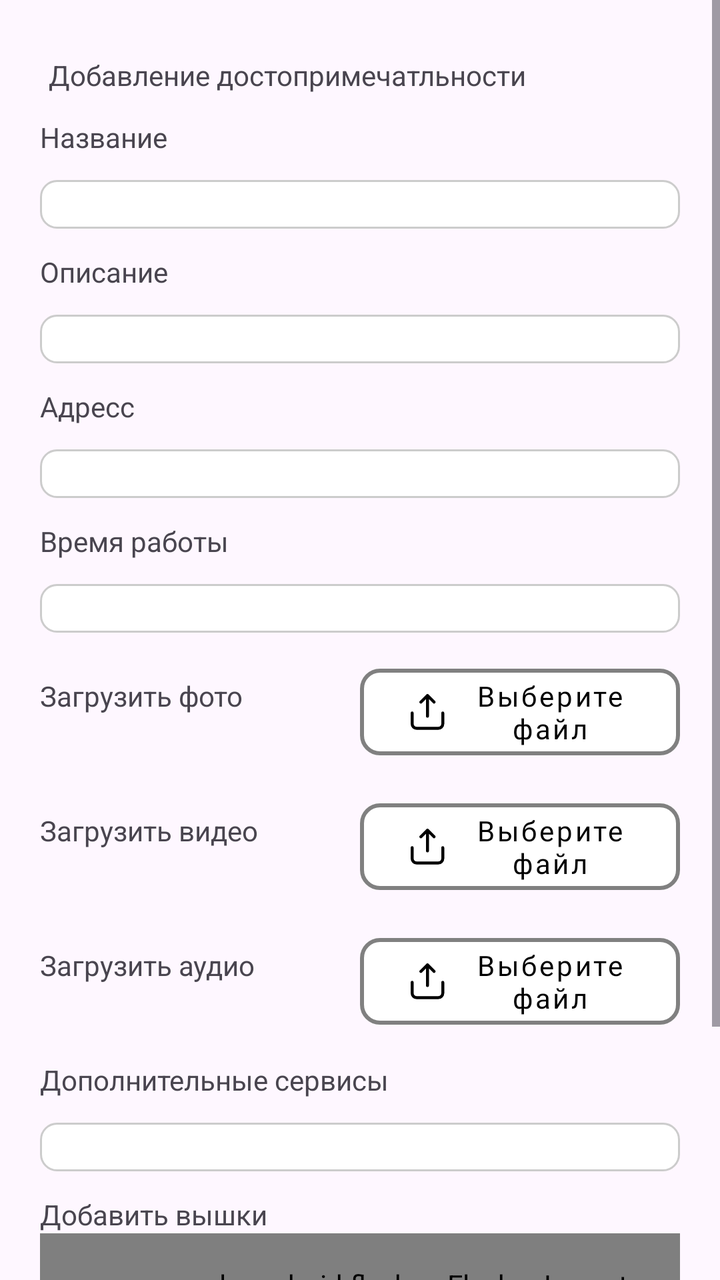
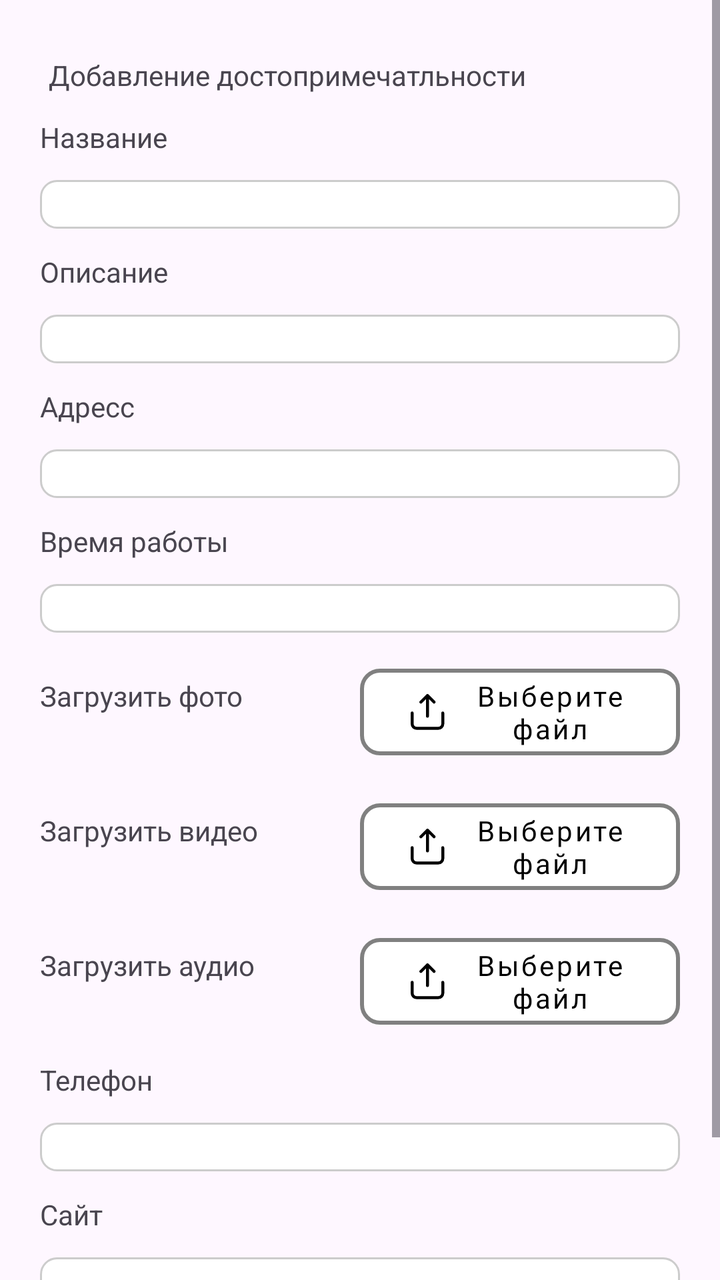

The first picture is an Android layout as it rendered before a commit; the second is the same layout after the commit. The layout source and the unified diff follow.
<!-- AndroidManifest.xml: application theme Theme.VKR -->
<!-- res/layout/fragment_add_attraction.xml -->
<?xml version="1.0" encoding="utf-8"?>
<androidx.constraintlayout.widget.ConstraintLayout xmlns:android="http://schemas.android.com/apk/res/android"
    xmlns:app="http://schemas.android.com/apk/res-auto"
    xmlns:tools="http://schemas.android.com/tools"
    android:layout_width="match_parent"
    android:id="@+id/station_fragment"
    tools:context="com.example.vkr.presentation.fragments.AddAttractionFragment"
    android:layout_height="match_parent">

    <ScrollView
        android:layout_width="match_parent"
        android:layout_height="match_parent"
        android:fillViewport="true"
        app:layout_constraintBottom_toBottomOf="parent"
        app:layout_constraintEnd_toEndOf="parent"
        app:layout_constraintStart_toStartOf="parent"
        app:layout_constraintTop_toTopOf="parent">

        <androidx.constraintlayout.widget.ConstraintLayout
            android:layout_width="match_parent"
            android:paddingHorizontal="20dp"

            android:layout_height="wrap_content">

            <TextView
                android:id="@+id/add_attraction_txt"
                android:layout_width="wrap_content"
                android:layout_height="wrap_content"
                android:layout_marginTop="28dp"
                android:text="Добавление достопримечатльности"
                app:layout_constraintEnd_toEndOf="parent"
                app:layout_constraintHorizontal_bias="0.055"
                app:layout_constraintStart_toStartOf="parent"

                app:layout_constraintTop_toTopOf="parent" />





            <TextView
                android:id="@+id/add_attraction_name_txt"
                android:layout_width="0dp"
                android:layout_height="wrap_content"
                android:layout_marginTop="12dp"
                android:text="Название"
                app:layout_constraintEnd_toEndOf="parent"
                app:layout_constraintStart_toStartOf="parent"
                app:layout_constraintTop_toBottomOf="@+id/add_attraction_txt" />
            <EditText
                android:id="@+id/add_attraction_name_edit"
                android:layout_width="0dp"
                android:layout_height="wrap_content"
                android:layout_marginTop="12dp"
                android:background="@drawable/edit_text_rounded"

                app:layout_constraintEnd_toEndOf="parent"
                app:layout_constraintStart_toStartOf="parent"
                app:layout_constraintTop_toBottomOf="@+id/add_attraction_name_txt" />

            <TextView
                android:id="@+id/add_attraction_description_txt"
                android:layout_width="0dp"
                android:layout_marginTop="12dp"

                android:layout_height="wrap_content"
                android:text="Описание"
                app:layout_constraintEnd_toEndOf="parent"
                app:layout_constraintStart_toStartOf="parent"
                app:layout_constraintTop_toBottomOf="@+id/add_attraction_name_edit" />
            <EditText
                android:id="@+id/add_attraction_description_edit"

                android:layout_width="0dp"
                android:layout_height="wrap_content"
                android:layout_marginTop="12dp"
                android:background="@drawable/edit_text_rounded"
                android:inputType="textMultiLine"
                android:gravity="top|start"
                app:layout_constraintEnd_toEndOf="parent"
                app:layout_constraintStart_toStartOf="parent"
                app:layout_constraintTop_toBottomOf="@+id/add_attraction_description_txt" />
            <TextView
                android:id="@+id/add_attraction_address_txt"
                android:layout_width="0dp"
                android:layout_marginTop="12dp"

                android:layout_height="wrap_content"
                android:text="Адресс"
                app:layout_constraintEnd_toEndOf="parent"
                app:layout_constraintStart_toStartOf="parent"
                app:layout_constraintTop_toBottomOf="@+id/add_attraction_description_edit" />
            <EditText
                android:id="@+id/add_attraction_address_edit"

                android:layout_width="0dp"
                android:layout_height="wrap_content"
                android:layout_marginTop="12dp"
                android:background="@drawable/edit_text_rounded"
                android:inputType="text"
                app:layout_constraintEnd_toEndOf="parent"
                app:layout_constraintStart_toStartOf="parent"
                app:layout_constraintTop_toBottomOf="@+id/add_attraction_address_txt" />
            <TextView
                android:id="@+id/add_attraction_working_hours_txt"
                android:layout_width="0dp"
                android:layout_marginTop="12dp"

                android:layout_height="wrap_content"
                android:text="Время работы"
                app:layout_constraintEnd_toEndOf="parent"
                app:layout_constraintStart_toStartOf="parent"
                app:layout_constraintTop_toBottomOf="@+id/add_attraction_address_edit" />
            <EditText
                android:id="@+id/add_attraction_working_hours_edit"

                android:layout_width="0dp"
                android:layout_height="wrap_content"
                android:layout_marginTop="12dp"
                android:background="@drawable/edit_text_rounded"
                android:inputType="text"
                app:layout_constraintEnd_toEndOf="parent"
                app:layout_constraintStart_toStartOf="parent"
                app:layout_constraintTop_toBottomOf="@+id/add_attraction_working_hours_txt" />
            <LinearLayout
                android:id="@+id/add_attraction_photo_layout"
                android:layout_width="match_parent"
                android:layout_height="wrap_content"
                android:orientation="horizontal"
                android:layout_marginTop="12dp"
                app:layout_constraintEnd_toEndOf="parent"
                app:layout_constraintStart_toStartOf="parent"
                app:layout_constraintTop_toBottomOf="@+id/add_attraction_working_hours_edit" >
                <TextView
                    android:id="@+id/upload_photo_txt"
                    android:layout_width="0dp"
                    android:layout_height="wrap_content"
                    android:layout_weight="1"

                    android:text="Загрузить фото"
                    />
                <com.google.android.material.button.MaterialButton

                    android:id="@+id/add_attraction_upload_photo_btn"
                    android:layout_width="0dp"
                    android:layout_height="wrap_content"
                    android:layout_weight="1"
                    android:text="Выберите файл"
                    style="@style/GreyButtonStyle"
                    android:textAllCaps="false"
                    app:icon="@drawable/vector__1_"
                    app:iconPadding="12dp"
                    app:iconTint="@color/colorBlack"
                    app:iconGravity="textStart"
                    android:drawablePadding="8dp"
                    />
            </LinearLayout>
            <LinearLayout
                android:id="@+id/add_attraction_video_layout"
                android:layout_width="match_parent"
                android:layout_height="wrap_content"
                android:orientation="horizontal"
                android:layout_marginTop="12dp"
                app:layout_constraintEnd_toEndOf="parent"
                app:layout_constraintStart_toStartOf="parent"
                app:layout_constraintTop_toBottomOf="@+id/add_attraction_photo_layout" >
                <TextView
                    android:id="@+id/upload_video_txt"
                    android:layout_width="0dp"
                    android:layout_height="wrap_content"
                    android:layout_weight="1"

                    android:text="Загрузить видео"
                    />
                <com.google.android.material.button.MaterialButton

                    android:id="@+id/add_attraction_upload_video_btn"
                    android:layout_width="0dp"
                    android:layout_height="wrap_content"
                    android:layout_weight="1"
                    android:text="Выберите файл"
                    style="@style/GreyButtonStyle"
                    android:textAllCaps="false"
                    app:icon="@drawable/vector__1_"
                    app:iconPadding="12dp"
                    app:iconTint="@color/colorBlack"
                    app:iconGravity="textStart"
                    android:drawablePadding="8dp"
                    />
            </LinearLayout>
            <LinearLayout
                android:id="@+id/add_attraction_audio_layout"
                android:layout_width="match_parent"
                android:layout_height="wrap_content"
                android:orientation="horizontal"
                android:layout_marginTop="12dp"
                app:layout_constraintEnd_toEndOf="parent"
                app:layout_constraintStart_toStartOf="parent"
                app:layout_constraintTop_toBottomOf="@+id/add_attraction_video_layout" >
                <TextView
                    android:id="@+id/upload_audio_txt"
                    android:layout_width="0dp"
                    android:layout_height="wrap_content"
                    android:layout_weight="1"

                    android:text="Загрузить аудио"
                    />
                <com.google.android.material.button.MaterialButton

                    android:id="@+id/add_attraction_upload_audio_btn"
                    android:layout_width="0dp"
                    android:layout_height="wrap_content"
                    android:layout_weight="1"
                    android:text="Выберите файл"
                    style="@style/GreyButtonStyle"
                    android:textAllCaps="false"
                    app:icon="@drawable/vector__1_"
                    app:iconPadding="12dp"
                    app:iconTint="@color/colorBlack"
                    app:iconGravity="textStart"
                    android:drawablePadding="8dp"
                    />
            </LinearLayout>
            <TextView
                android:id="@+id/add_attraction_extra_services_txt"
                android:layout_width="0dp"
                android:layout_height="wrap_content"
                android:layout_marginTop="12dp"
                android:text="Дополнительные сервисы"
                app:layout_constraintEnd_toEndOf="parent"
                app:layout_constraintStart_toStartOf="parent"
                app:layout_constraintTop_toBottomOf="@+id/add_attraction_audio_layout" />
            <EditText
                android:id="@+id/add_attraction_extra_services_edit"
                android:layout_width="0dp"
                android:layout_height="wrap_content"
                android:layout_marginTop="12dp"
                android:background="@drawable/edit_text_rounded"

                app:layout_constraintEnd_toEndOf="parent"
                app:layout_constraintStart_toStartOf="parent"
                app:layout_constraintTop_toBottomOf="@+id/add_attraction_extra_services_txt" />

            <TextView
                android:id="@+id/add_cell_towers_txt"
                android:layout_width="0dp"
                android:layout_height="wrap_content"
                android:layout_marginTop="12dp"
                android:text="Добавить вышки"
                app:layout_constraintEnd_toEndOf="parent"
                app:layout_constraintStart_toStartOf="parent"
                app:layout_constraintTop_toBottomOf="@+id/add_attraction_extra_services_edit" />
            <com.google.android.flexbox.FlexboxLayout
                android:id="@+id/flex_box"
                android:layout_width="match_parent"
                android:layout_height="wrap_content"
                android:padding="16dp"
                app:flexWrap="wrap"
                app:justifyContent="flex_start"
                app:alignItems="flex_start"
                app:layout_constraintEnd_toEndOf="parent"
                app:layout_constraintStart_toStartOf="parent"
                app:layout_constraintTop_toBottomOf="@+id/add_cell_towers_txt" >
                
                <LinearLayout
                    android:layout_width="0dp"
                    android:layout_height="wrap_content"
                    android:orientation="vertical"
                    android:padding="8dp"
                    app:layout_flexBasisPercent="30%">

                    <TextView
                        android:layout_width="match_parent"
                        android:layout_height="wrap_content"
                        android:text="LAC"
                        android:textSize="14sp" />

                    <EditText
                        android:layout_width="match_parent"
                        android:layout_height="wrap_content"
                        android:hint=""
                        android:background="@drawable/edit_text_rounded"

                        android:inputType="text" />
                </LinearLayout>

                
                <LinearLayout
                    android:layout_width="0dp"
                    android:layout_height="wrap_content"
                    android:orientation="vertical"
                    android:padding="8dp"
                    app:layout_flexBasisPercent="30%">

                    <TextView
                        android:layout_width="match_parent"
                        android:layout_height="wrap_content"
                        android:text="CID"
                        android:textSize="14sp" />

                    <EditText
                        android:layout_width="match_parent"
                        android:layout_height="wrap_content"
                        android:hint=""
                        android:background="@drawable/edit_text_rounded"

                        android:inputType="text" />
                </LinearLayout>

                
                <LinearLayout
                    android:layout_width="0dp"
                    android:layout_height="wrap_content"
                    android:orientation="vertical"
                    android:padding="8dp"
                    app:layout_flexBasisPercent="30%">

                    <TextView
                        android:layout_width="match_parent"
                        android:layout_height="wrap_content"
                        android:text="MCC"
                        android:textSize="14sp" />

                    <EditText
                        android:layout_width="match_parent"
                        android:layout_height="wrap_content"
                        android:hint=""
                        android:background="@drawable/edit_text_rounded"

                        android:inputType="text" />
                </LinearLayout>

                
                <LinearLayout
                    android:layout_width="0dp"
                    android:layout_height="wrap_content"
                    android:orientation="vertical"
                    android:padding="8dp"
                    app:layout_flexBasisPercent="30%">

                    <TextView
                        android:layout_width="match_parent"
                        android:layout_height="wrap_content"
                        android:text="MNC"
                        android:textSize="14sp" />

                    <EditText
                        android:layout_width="match_parent"
                        android:layout_height="wrap_content"
                        android:hint=""
                        android:background="@drawable/edit_text_rounded"

                        android:inputType="text" />
                </LinearLayout>

                
                <LinearLayout
                    android:layout_width="0dp"
                    android:layout_height="wrap_content"
                    android:orientation="vertical"
                    android:padding="8dp"
                    app:layout_flexBasisPercent="30%">

                    <TextView
                        android:layout_width="match_parent"
                        android:layout_height="wrap_content"
                        android:text="RADIO"
                        android:textSize="14sp" />

                    <EditText
                        android:layout_width="match_parent"
                        android:layout_height="wrap_content"
                        android:hint=""
                        android:background="@drawable/edit_text_rounded"

                        android:inputType="text" />
                </LinearLayout>

            </com.google.android.flexbox.FlexboxLayout>
            <androidx.appcompat.widget.AppCompatButton
                android:id="@+id/add_attraction_add_cell_btn"
                android:layout_width="270dp"
                android:layout_height="32dp"
                android:layout_marginTop="23dp"
                style="@style/RedButtonStyle"
                android:minHeight="0dp"
                android:text="Добавить"
                android:textAllCaps="false"

                app:layout_constraintEnd_toEndOf="parent"
                app:layout_constraintStart_toStartOf="parent"
                app:layout_constraintTop_toBottomOf="@id/flex_box" />

            <androidx.appcompat.widget.AppCompatButton
                android:id="@+id/add_attraction_btn"
                android:layout_width="270dp"
                android:layout_height="32dp"
                android:layout_marginTop="23dp"
                style="@style/RedButtonStyle"
                android:minHeight="0dp"
                android:text="Сохранить"
                android:textAllCaps="false"
                android:layout_marginBottom="20dp"
                app:layout_constraintEnd_toEndOf="parent"
                app:layout_constraintStart_toStartOf="parent"
                app:layout_constraintBottom_toBottomOf="parent"
                app:layout_constraintTop_toBottomOf="@id/add_attraction_add_cell_btn" />

        </androidx.constraintlayout.widget.ConstraintLayout>
    </ScrollView>
</androidx.constraintlayout.widget.ConstraintLayout>
<!-- resources referenced by this layout -->
<resources>
  <color name="colorBlack">#000000</color>
  <!-- drawable edit_text_rounded (drawable) -->
  <shape xmlns:android="http://schemas.android.com/apk/res/android"
      android:shape="rectangle">
      <solid android:color="#FFFFFF" />
      <corners android:radius="8dp" />
      <stroke android:width="1dp" android:color="#CCCCCC" />
  </shape>
  <!-- drawable vector__1_ (drawable) -->
  <vector xmlns:android="http://schemas.android.com/apk/res/android"
      android:width="13dp"
      android:height="13dp"
      android:strokeColor="#FFFFFF"
      android:viewportWidth="13"
      android:viewportHeight="13">
    <path
        android:pathData="M6.065,1.33V8.038M8.433,2.909L6.065,0.541L3.698,2.909M0.541,6.855V10.801C0.541,11.219 0.707,11.621 1.003,11.917C1.299,12.213 1.701,12.379 2.119,12.379H10.011C10.43,12.379 10.831,12.213 11.127,11.917C11.423,11.621 11.59,11.219 11.59,10.801V6.855"
        android:strokeLineJoin="round"
        android:strokeWidth="1.08232"
        android:fillColor="#00000000"
        android:strokeColor="#000000"
        android:strokeLineCap="round"/>
  </vector>
  <style name="GreyButtonStyle" parent="Widget.MaterialComponents.Button.OutlinedButton">
          <item name="android:fontFamily">@font/inter_regular</item>
          <item name="android:textColor">#000000</item>
          <item name="android:textSize">14sp</item>
          <item name="strokeColor">#808080</item>
          <item name="strokeWidth">2dp</item>
          <item name="cornerRadius">10dp</item>
          <item name="backgroundTint">#FFFFFF</item>
      </style>
  <style name="RedButtonStyle" parent="Widget.AppCompat.Button">
          <item name="android:background">@drawable/red_button</item>
          <item name="android:fontFamily">@font/roboto_regular</item>
          <item name="android:textColor">#FFFFFF</item>
          <item name="android:textSize">14sp</item>
  
      </style>
  <style name="Theme.VKR" parent="Base.Theme.VKR" />
  <!-- drawable red_button (drawable) -->
  <?xml version="1.0" encoding="utf-8"?>
  <selector xmlns:android="http://schemas.android.com/apk/res/android">
      <item android:state_pressed="true" >
          <shape
              android:shape="rectangle" >
  
              <corners
                  android:radius="100dp"/>
              <solid
  
                  android:color="#DA2031"/>
          </shape>
      </item>
      <item android:state_focused="true">
          <shape
              android:shape="rectangle" >
  
              <corners
                  android:radius="100dp"/>
              <solid
  
                  android:color="#DA2031"/>
  
          </shape>
      </item>
      <item >
          <shape
              android:shape="rectangle" >
  
              <corners
                  android:radius="100dp"/>
              <solid
  
                  android:color="#DA2031"/>
          </shape>
      </item>
  </selector>
  <style name="Base.Theme.VKR" parent="Theme.Material3.DayNight.NoActionBar">
          
          
      </style>
</resources>

<!-- the commit's change to res/layout/fragment_add_attraction.xml (unified diff, before → after) -->
@@ -222,189 +222,67 @@
                     />
             </LinearLayout>
             <TextView
-                android:id="@+id/add_attraction_extra_services_txt"
-                android:layout_width="0dp"
-                android:layout_height="wrap_content"
-                android:layout_marginTop="12dp"
-                android:text="Дополнительные сервисы"
+                android:id="@+id/add_attraction_phone_txt"
+                android:layout_width="0dp"
+                android:layout_height="wrap_content"
+                android:layout_marginTop="12dp"
+                android:text="Телефон"
                 app:layout_constraintEnd_toEndOf="parent"
                 app:layout_constraintStart_toStartOf="parent"
                 app:layout_constraintTop_toBottomOf="@+id/add_attraction_audio_layout" />
             <EditText
-                android:id="@+id/add_attraction_extra_services_edit"
-                android:layout_width="0dp"
-                android:layout_height="wrap_content"
-                android:layout_marginTop="12dp"
-                android:background="@drawable/edit_text_rounded"
-
-                app:layout_constraintEnd_toEndOf="parent"
-                app:layout_constraintStart_toStartOf="parent"
-                app:layout_constraintTop_toBottomOf="@+id/add_attraction_extra_services_txt" />
-
-            <TextView
-                android:id="@+id/add_cell_towers_txt"
-                android:layout_width="0dp"
-                android:layout_height="wrap_content"
-                android:layout_marginTop="12dp"
-                android:text="Добавить вышки"
-                app:layout_constraintEnd_toEndOf="parent"
-                app:layout_constraintStart_toStartOf="parent"
-                app:layout_constraintTop_toBottomOf="@+id/add_attraction_extra_services_edit" />
-            <com.google.android.flexbox.FlexboxLayout
-                android:id="@+id/flex_box"
-                android:layout_width="match_parent"
-                android:layout_height="wrap_content"
-                android:padding="16dp"
-                app:flexWrap="wrap"
-                app:justifyContent="flex_start"
-                app:alignItems="flex_start"
-                app:layout_constraintEnd_toEndOf="parent"
-                app:layout_constraintStart_toStartOf="parent"
-                app:layout_constraintTop_toBottomOf="@+id/add_cell_towers_txt" >
-                
-                <LinearLayout
-                    android:layout_width="0dp"
-                    android:layout_height="wrap_content"
-                    android:orientation="vertical"
-                    android:padding="8dp"
-                    app:layout_flexBasisPercent="30%">
-
-                    <TextView
-                        android:layout_width="match_parent"
-                        android:layout_height="wrap_content"
-                        android:text="LAC"
-                        android:textSize="14sp" />
-
-                    <EditText
-                        android:layout_width="match_parent"
-                        android:layout_height="wrap_content"
-                        android:hint=""
-                        android:background="@drawable/edit_text_rounded"
-
-                        android:inputType="text" />
-                </LinearLayout>
-
-                
-                <LinearLayout
-                    android:layout_width="0dp"
-                    android:layout_height="wrap_content"
-                    android:orientation="vertical"
-                    android:padding="8dp"
-                    app:layout_flexBasisPercent="30%">
-
-                    <TextView
-                        android:layout_width="match_parent"
-                        android:layout_height="wrap_content"
-                        android:text="CID"
-                        android:textSize="14sp" />
-
-                    <EditText
-                        android:layout_width="match_parent"
-                        android:layout_height="wrap_content"
-                        android:hint=""
-                        android:background="@drawable/edit_text_rounded"
-
-                        android:inputType="text" />
-                </LinearLayout>
-
-                
-                <LinearLayout
-                    android:layout_width="0dp"
-                    android:layout_height="wrap_content"
-                    android:orientation="vertical"
-                    android:padding="8dp"
-                    app:layout_flexBasisPercent="30%">
-
-                    <TextView
-                        android:layout_width="match_parent"
-                        android:layout_height="wrap_content"
-                        android:text="MCC"
-                        android:textSize="14sp" />
-
-                    <EditText
-                        android:layout_width="match_parent"
-                        android:layout_height="wrap_content"
-                        android:hint=""
-                        android:background="@drawable/edit_text_rounded"
-
-                        android:inputType="text" />
-                </LinearLayout>
-
-                
-                <LinearLayout
-                    android:layout_width="0dp"
-                    android:layout_height="wrap_content"
-                    android:orientation="vertical"
-                    android:padding="8dp"
-                    app:layout_flexBasisPercent="30%">
-
-                    <TextView
-                        android:layout_width="match_parent"
-                        android:layout_height="wrap_content"
-                        android:text="MNC"
-                        android:textSize="14sp" />
-
-                    <EditText
-                        android:layout_width="match_parent"
-                        android:layout_height="wrap_content"
-                        android:hint=""
-                        android:background="@drawable/edit_text_rounded"
-
-                        android:inputType="text" />
-                </LinearLayout>
-
-                
-                <LinearLayout
-                    android:layout_width="0dp"
-                    android:layout_height="wrap_content"
-                    android:orientation="vertical"
-                    android:padding="8dp"
-                    app:layout_flexBasisPercent="30%">
-
-                    <TextView
-                        android:layout_width="match_parent"
-                        android:layout_height="wrap_content"
-                        android:text="RADIO"
-                        android:textSize="14sp" />
-
-                    <EditText
-                        android:layout_width="match_parent"
-                        android:layout_height="wrap_content"
-                        android:hint=""
-                        android:background="@drawable/edit_text_rounded"
-
-                        android:inputType="text" />
-                </LinearLayout>
-
-            </com.google.android.flexbox.FlexboxLayout>
-            <androidx.appcompat.widget.AppCompatButton
-                android:id="@+id/add_attraction_add_cell_btn"
-                android:layout_width="270dp"
-                android:layout_height="32dp"
-                android:layout_marginTop="23dp"
-                style="@style/RedButtonStyle"
-                android:minHeight="0dp"
-                android:text="Добавить"
-                android:textAllCaps="false"
-
-                app:layout_constraintEnd_toEndOf="parent"
-                app:layout_constraintStart_toStartOf="parent"
-                app:layout_constraintTop_toBottomOf="@id/flex_box" />
-
-            <androidx.appcompat.widget.AppCompatButton
-                android:id="@+id/add_attraction_btn"
-                android:layout_width="270dp"
-                android:layout_height="32dp"
-                android:layout_marginTop="23dp"
-                style="@style/RedButtonStyle"
-                android:minHeight="0dp"
-                android:text="Сохранить"
-                android:textAllCaps="false"
-                android:layout_marginBottom="20dp"
-                app:layout_constraintEnd_toEndOf="parent"
-                app:layout_constraintStart_toStartOf="parent"
-                app:layout_constraintBottom_toBottomOf="parent"
-                app:layout_constraintTop_toBottomOf="@id/add_attraction_add_cell_btn" />
+                android:id="@+id/add_attraction_phone_edit"
+                android:layout_width="0dp"
+                android:layout_height="wrap_content"
+                android:layout_marginTop="12dp"
+                android:background="@drawable/edit_text_rounded"
+
+                app:layout_constraintEnd_toEndOf="parent"
+                app:layout_constraintStart_toStartOf="parent"
+                app:layout_constraintTop_toBottomOf="@+id/add_attraction_phone_txt" />
+
+            <TextView
+                android:id="@+id/add_attraction_website_txt"
+                android:layout_width="0dp"
+                android:layout_height="wrap_content"
+                android:layout_marginTop="12dp"
+                android:text="Сайт"
+                app:layout_constraintEnd_toEndOf="parent"
+                app:layout_constraintStart_toStartOf="parent"
+                app:layout_constraintTop_toBottomOf="@+id/add_attraction_phone_edit" />
+            <EditText
+                android:id="@+id/add_attraction_website_edit"
+                android:layout_width="0dp"
+                android:layout_height="wrap_content"
+                android:layout_marginTop="12dp"
+                android:background="@drawable/edit_text_rounded"
+
+                app:layout_constraintEnd_toEndOf="parent"
+                app:layout_constraintStart_toStartOf="parent"
+                app:layout_constraintTop_toBottomOf="@+id/add_attraction_website_txt" />
+
+            <TextView
+                android:id="@+id/add_attraction_email_txt"
+                android:layout_width="0dp"
+                android:layout_height="wrap_content"
+                android:layout_marginTop="12dp"
+                android:text="Email"
+                app:layout_constraintEnd_toEndOf="parent"
+                app:layout_constraintStart_toStartOf="parent"
+                app:layout_constraintTop_toBottomOf="@+id/add_attraction_website_edit" />
+            <EditText
+                android:id="@+id/add_attraction_email_edit"
+                android:layout_width="0dp"
+                android:layout_height="wrap_content"
+                android:layout_marginTop="12dp"
+                android:background="@drawable/edit_text_rounded"
+
+                app:layout_constraintEnd_toEndOf="parent"
+                app:layout_constraintStart_toStartOf="parent"
+                app:layout_constraintTop_toBottomOf="@+id/add_attraction_email_txt" />
+
+
+
 
         </androidx.constraintlayout.widget.ConstraintLayout>
     </ScrollView>
<!-- resource entries referenced after the edit -->
@@ -32,52 +32,7 @@
           <item name="cornerRadius">10dp</item>
           <item name="backgroundTint">#FFFFFF</item>
       </style>
-  <style name="RedButtonStyle" parent="Widget.AppCompat.Button">
-          <item name="android:background">@drawable/red_button</item>
-          <item name="android:fontFamily">@font/roboto_regular</item>
-          <item name="android:textColor">#FFFFFF</item>
-          <item name="android:textSize">14sp</item>
-  
-      </style>
   <style name="Theme.VKR" parent="Base.Theme.VKR" />
-  <!-- drawable red_button (drawable) -->
-  <?xml version="1.0" encoding="utf-8"?>
-  <selector xmlns:android="http://schemas.android.com/apk/res/android">
-      <item android:state_pressed="true" >
-          <shape
-              android:shape="rectangle" >
-  
-              <corners
-                  android:radius="100dp"/>
-              <solid
-  
-                  android:color="#DA2031"/>
-          </shape>
-      </item>
-      <item android:state_focused="true">
-          <shape
-              android:shape="rectangle" >
-  
-              <corners
-                  android:radius="100dp"/>
-              <solid
-  
-                  android:color="#DA2031"/>
-  
-          </shape>
-      </item>
-      <item >
-          <shape
-              android:shape="rectangle" >
-  
-              <corners
-                  android:radius="100dp"/>
-              <solid
-  
-                  android:color="#DA2031"/>
-          </shape>
-      </item>
-  </selector>
   <style name="Base.Theme.VKR" parent="Theme.Material3.DayNight.NoActionBar">
           
           
